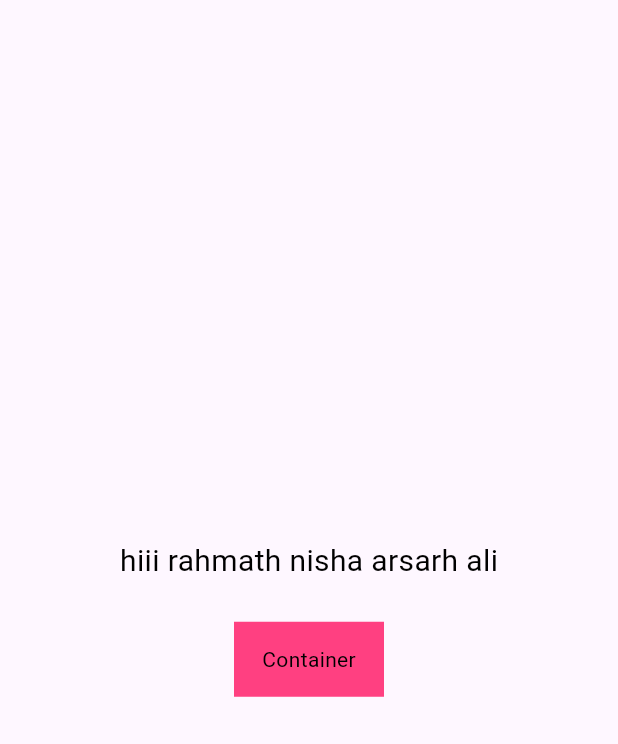
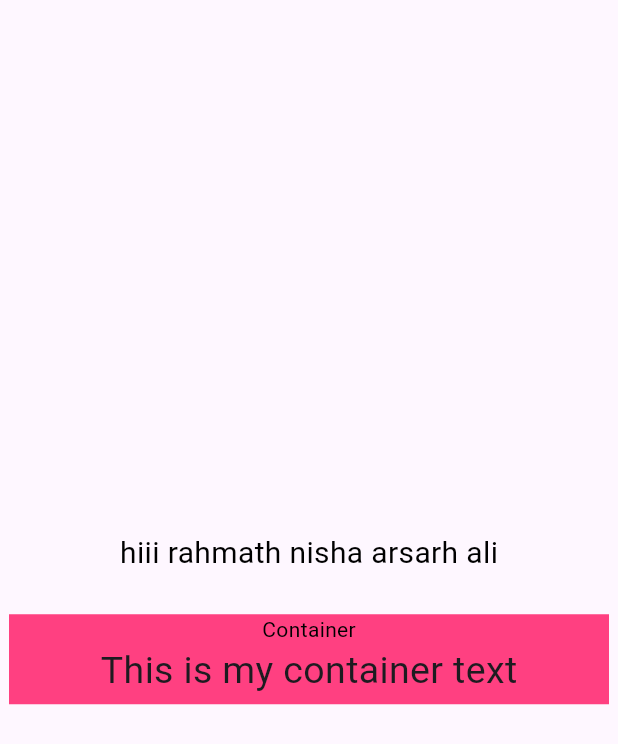
Before and after one commit to Arsathali/servizzy, a Flutter app: the screen it shows after launch, on a phone screen of 412 x 824 dp. Shown: the top 744 px of the screen. Run offline on Flutter 3.47's test engine with Material 3 defaults, Android fonts, the phone set to English and light mode, and no system bars.

Commit message:
container change

```diff
--- a/lib/main.dart
+++ b/lib/main.dart
@@ -46,13 +46,18 @@ class _MyHomePageState extends State<MyHomePage> {
             ),
              const SizedBox(height: 26), // Adds space between the text and the container
             Container(
-              width: 100,
-              height: 50,
+              width:400,
+              height: 60,
               color: Colors.pinkAccent, // Example container styling
               child: const Center(
-                child: Text(
-                  'Container',
-                  style: TextStyle(color: Colors.black),
+                child: Column(
+                  children: [
+                    Text(
+                      'Container',
+                      style: TextStyle(color: Colors.black),
+                    ),
+                    Text('This is my container text',style: TextStyle(fontSize: 25),)
+                  ],
                 ),
               ),
             ),
```
